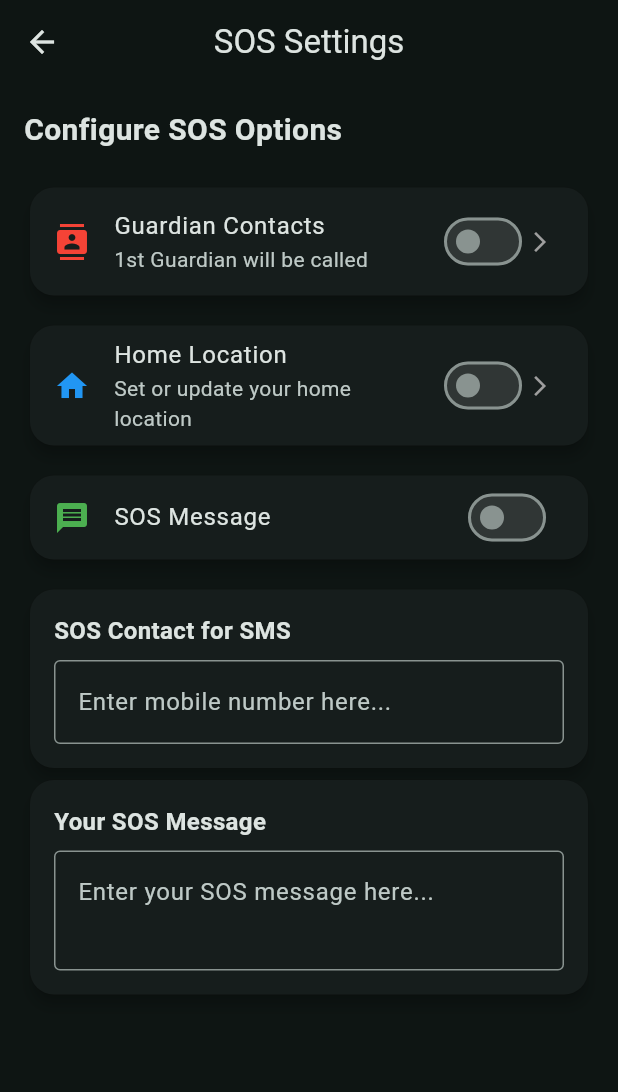
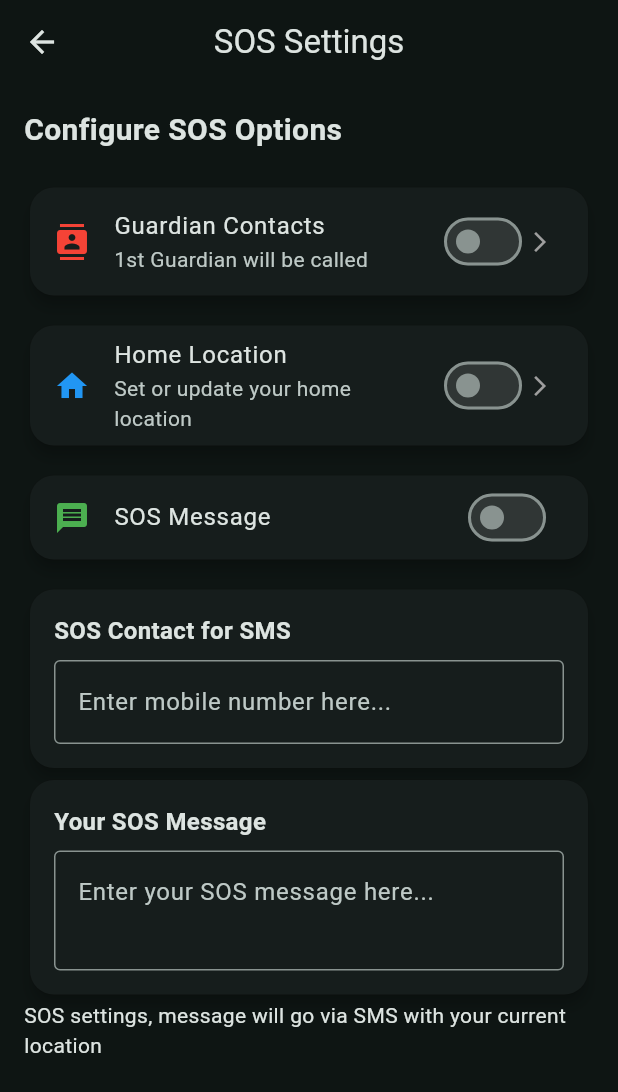
Before and after one commit to hvs-raka/bhandi_guardian, a Flutter app: the SosSettings screen opened directly, on a phone screen of 412 x 824 dp. Shown: the top 1092 px of the screen. Run offline on Flutter 3.47's test engine with Material 3 defaults, Android fonts, the phone set to English and light mode, and no system bars; our stand-ins replace geolocator, go_router, hive, hive_flutter; accounts and stored records are empty.

Commit message:
Nawt side complete
from now on work on applications of the buttons on high side

```diff
--- a/lib/Pages/Nawt.dart
+++ b/lib/Pages/Nawt.dart
@@ -835,30 +835,37 @@ class SosSettings extends StatefulWidget {
 
 class _SosStateCard extends State<SosSettings> {
   late Box<SosSettingsModel> sosBox;
+  late TextEditingController sosNumberController;
+  late TextEditingController sosMessageController;
   late SosSettingsModel settings;
 
   @override
   void initState() {
     super.initState();
+
     sosBox = Hive.box<SosSettingsModel>('sosSettings');
+
+    sosNumberController = TextEditingController();
+    sosMessageController = TextEditingController();
 
     if (sosBox.isEmpty) {
       settings = SosSettingsModel(
         guardianEnabled: false,
         homeLocationEnabled: false,
         sosMessageEnabled: false,
-        SOSmessage: 'default message here',
-        SOSnumber: 'default number here',
+        SOSmessage: '',
+        SOSnumber: '',
       );
       sosBox.add(settings);
     } else {
       settings = sosBox.getAt(0)!;
+      sosNumberController.text = settings.SOSnumber;
+      sosMessageController.text = settings.SOSmessage;
     }
   }
 
   @override
   Widget build(BuildContext context) {
-    final TextEditingController sosMessageController = TextEditingController();
     return Scaffold(
       appBar: AppBar(title: const Text("SOS Settings"), centerTitle: true),
       body: ListView(
@@ -1004,12 +1011,17 @@ class _SosStateCard extends State<SosSettings> {
                   ),
                   const SizedBox(height: 8),
                   TextField(
-                    controller: sosMessageController,
+                    controller: sosNumberController,
+                    keyboardType: TextInputType.phone,
                     maxLines: 1, // small text box
                     decoration: const InputDecoration(
                       hintText: "Enter mobile number here...",
                       border: OutlineInputBorder(),
                     ),
+                    onChanged: (value) {
+                      settings.SOSnumber = value.trim();
+                      settings.save();
+                    },
                   ),
                 ],
               ),
@@ -1038,10 +1050,18 @@ class _SosStateCard extends State<SosSettings> {
                       hintText: "Enter your SOS message here...",
                       border: OutlineInputBorder(),
                     ),
+                    onChanged: (value) {
+                      settings.SOSmessage = value.trim();
+                      settings.save();
+                    },
                   ),
                 ],
               ),
             ),
+          ),
+          const Text(
+            "SOS settings, message will go via SMS with your current location",
+            style: TextStyle(fontSize: 14),
           ),
         ],
       ),
```
